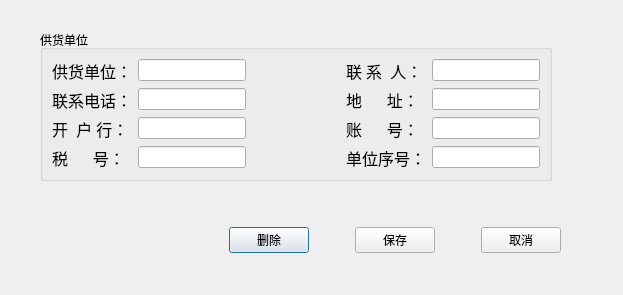
Qt form ui/supply_dialog.ui (yuyan235813/balance_platform) before a commit.
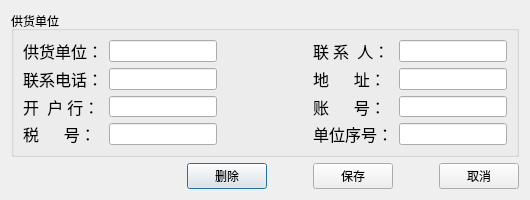
The same form after that commit.

The edit to the form file:
```diff
--- a/ui/supply_dialog.ui
+++ b/ui/supply_dialog.ui
@@ -6,22 +6,28 @@
    <rect>
     <x>0</x>
     <y>0</y>
-    <width>623</width>
-    <height>295</height>
+    <width>530</width>
+    <height>200</height>
    </rect>
   </property>
+  <property name="minimumSize">
+   <size>
+    <width>530</width>
+    <height>200</height>
+   </size>
+  </property>
+  <property name="maximumSize">
+   <size>
+    <width>530</width>
+    <height>200</height>
+   </size>
+  </property>
   <property name="windowTitle">
    <string>Dialog</string>
   </property>
+  <layout class="QVBoxLayout" name="verticalLayout_2">
+   <item>
   <widget class="QGroupBox" name="groupBox">
-   <property name="geometry">
-    <rect>
-     <x>40</x>
-     <y>30</y>
-     <width>512</width>
-     <height>151</height>
-    </rect>
-   </property>
    <property name="title">
     <string>供货单位</string>
    </property>
@@ -213,15 +219,8 @@
     </item>
    </layout>
   </widget>
-  <widget class="QWidget" name="layoutWidget">
-   <property name="geometry">
-    <rect>
-     <x>70</x>
-     <y>220</y>
-     <width>491</width>
-     <height>41</height>
-    </rect>
-   </property>
+   </item>
+   <item>
    <layout class="QHBoxLayout" name="horizontalLayout_3" stretch="6,0,0,0,0,0">
     <item>
      <spacer name="horizontalSpacer_6">
@@ -284,7 +283,8 @@
      </widget>
     </item>
    </layout>
-  </widget>
+   </item>
+  </layout>
  </widget>
  <resources/>
  <connections/>
```
Left out of the diff: 6 changed lines with no effect on the pictures. Lines whose indentation alone changed are shown as unchanged.
